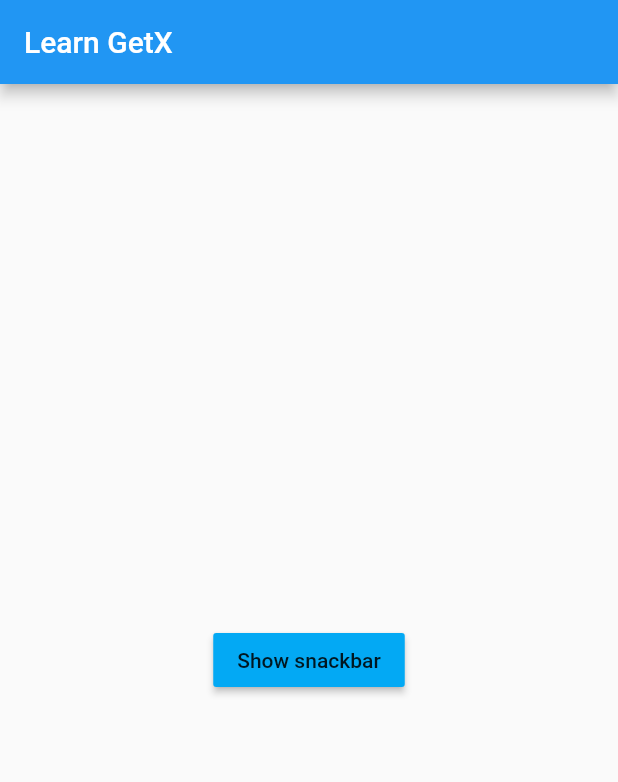
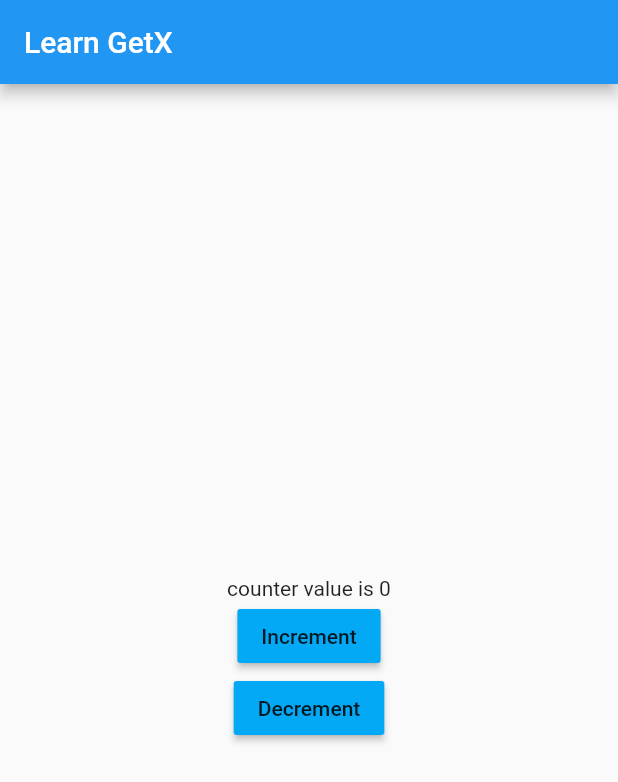
Before and after one commit to shaunhossain/Learn-GetX, a Flutter app: the screen it shows after launch, on a phone screen of 412 x 824 dp. Shown: the top 782 px of the screen. Run offline on Flutter 3.47's test engine with Material 2 defaults, Android fonts, the phone set to English and light mode, and no system bars; our stand-ins replace get.

Commit message:
Learn GetX Obx

```diff
--- a/lib/view/my_home_page.dart
+++ b/lib/view/my_home_page.dart
@@ -11,6 +11,17 @@ class MyHomePage extends StatefulWidget {
 }
 
 class _MyHomePageState extends State<MyHomePage> {
+  var count = 0.obs;
+
+  void increment(){
+    count++;
+  }
+
+  void decrement(){
+    count--;
+  }
+
+
   @override
   Widget build(BuildContext context) {
     return Scaffold(
@@ -21,17 +32,15 @@ class _MyHomePageState extends State<MyHomePage> {
         child: Column(
           mainAxisAlignment: MainAxisAlignment.center,
           children: <Widget>[
+            Obx(()=>Text("counter value is $count")),
             MaterialButton(
-              onPressed: () {
-                Get.snackbar(
-                  "SnackBar title",
-                  "this is a snackbar test",
-                  snackPosition: SnackPosition.BOTTOM,
-                  titleText: const Text("data"),
-                  backgroundColor: Colors.lightBlueAccent
-                );
-              },
-              child: const Text("Show snackbar"),
+              onPressed: ()=> increment(),
+              child: const Text("Increment"),
+              color: Colors.lightBlue,
+            ),
+            MaterialButton(
+              onPressed: ()=> decrement(),
+              child: const Text("Decrement"),
               color: Colors.lightBlue,
             )
           ],
```
